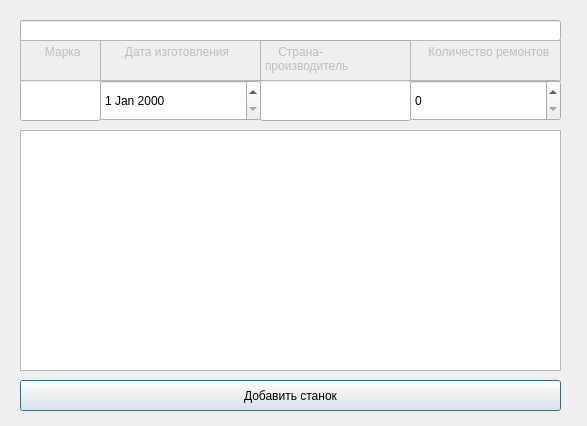
Before: the Qt Designer form Machine/settings.ui in Pinkyuu/Machine-building-plant, drawn with Qt 5.
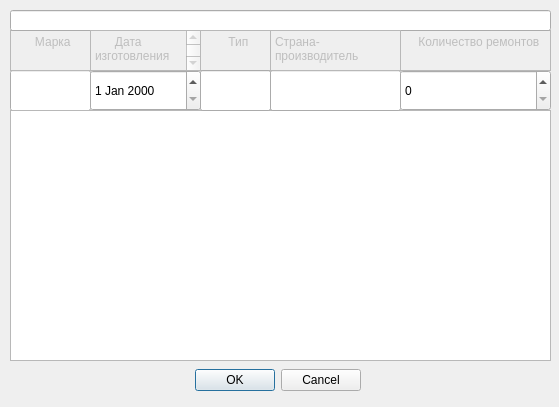
After: the same form once the commit is applied.

Commit message: New auth, functional setting, checkinfo, infouser, mainwindow,maindwindowadmin

Patch:
```diff
--- a/Machine/settings.ui
+++ b/Machine/settings.ui
@@ -6,87 +6,27 @@
    <rect>
     <x>0</x>
     <y>0</y>
-    <width>587</width>
-    <height>426</height>
+    <width>559</width>
+    <height>407</height>
    </rect>
   </property>
   <property name="windowTitle">
    <string>Dialog</string>
   </property>
-  <widget class="QLineEdit" name="lineEdit_2">
+  <widget class="QDialogButtonBox" name="buttonBox">
    <property name="geometry">
     <rect>
-     <x>260</x>
-     <y>80</y>
-     <width>151</width>
+     <x>190</x>
+     <y>360</y>
+     <width>171</width>
      <height>41</height>
     </rect>
    </property>
-  </widget>
-  <widget class="QPlainTextEdit" name="plainTextEdit_2">
-   <property name="enabled">
-    <bool>false</bool>
+   <property name="orientation">
+    <enum>Qt::Horizontal</enum>
    </property>
-   <property name="geometry">
-    <rect>
-     <x>260</x>
-     <y>40</y>
-     <width>151</width>
-     <height>41</height>
-    </rect>
-   </property>
-   <property name="plainText">
-    <string>    Страна-производитель</string>
-   </property>
-  </widget>
-  <widget class="QPushButton" name="pushButton">
-   <property name="geometry">
-    <rect>
-     <x>20</x>
-     <y>380</y>
-     <width>541</width>
-     <height>31</height>
-    </rect>
-   </property>
-   <property name="text">
-    <string>Добавить станок</string>
-   </property>
-  </widget>
-  <widget class="QLineEdit" name="lineEdit">
-   <property name="geometry">
-    <rect>
-     <x>20</x>
-     <y>20</y>
-     <width>541</width>
-     <height>21</height>
-    </rect>
-   </property>
-  </widget>
-  <widget class="QPlainTextEdit" name="plainTextEdit_3">
-   <property name="enabled">
-    <bool>false</bool>
-   </property>
-   <property name="geometry">
-    <rect>
-     <x>100</x>
-     <y>40</y>
-     <width>161</width>
-     <height>41</height>
-    </rect>
-   </property>
-   <property name="plainText">
-    <string>      Дата изготовления
-</string>
-   </property>
-  </widget>
-  <widget class="QLineEdit" name="lineEdit_3">
-   <property name="geometry">
-    <rect>
-     <x>20</x>
-     <y>80</y>
-     <width>81</width>
-     <height>41</height>
-    </rect>
+   <property name="standardButtons">
+    <set>QDialogButtonBox::Cancel|QDialogButtonBox::Ok</set>
    </property>
   </widget>
   <widget class="QPlainTextEdit" name="plainTextEdit">
@@ -95,8 +35,8 @@
    </property>
    <property name="geometry">
     <rect>
-     <x>410</x>
-     <y>40</y>
+     <x>400</x>
+     <y>30</y>
      <width>151</width>
      <height>41</height>
     </rect>
@@ -105,23 +45,23 @@
     <string>    Количество ремонтов</string>
    </property>
   </widget>
-  <widget class="QDateEdit" name="dateEdit">
+  <widget class="QLineEdit" name="markedit">
    <property name="geometry">
     <rect>
-     <x>100</x>
-     <y>80</y>
-     <width>161</width>
+     <x>10</x>
+     <y>70</y>
+     <width>81</width>
      <height>41</height>
     </rect>
    </property>
   </widget>
-  <widget class="QSpinBox" name="spinBox">
+  <widget class="QTableView" name="tableView">
    <property name="geometry">
     <rect>
-     <x>410</x>
-     <y>80</y>
-     <width>151</width>
-     <height>41</height>
+     <x>10</x>
+     <y>110</y>
+     <width>541</width>
+     <height>251</height>
     </rect>
    </property>
   </widget>
@@ -131,8 +71,8 @@
    </property>
    <property name="geometry">
     <rect>
-     <x>20</x>
-     <y>40</y>
+     <x>10</x>
+     <y>30</y>
      <width>81</width>
      <height>41</height>
     </rect>
@@ -141,13 +81,102 @@
     <string>      Марка</string>
    </property>
   </widget>
-  <widget class="QTableView" name="tableView">
+  <widget class="QLineEdit" name="countryedit">
    <property name="geometry">
     <rect>
-     <x>20</x>
-     <y>130</y>
+     <x>270</x>
+     <y>70</y>
+     <width>131</width>
+     <height>41</height>
+    </rect>
+   </property>
+  </widget>
+  <widget class="QLineEdit" name="nameedit">
+   <property name="geometry">
+    <rect>
+     <x>10</x>
+     <y>10</y>
      <width>541</width>
-     <height>241</height>
+     <height>21</height>
+    </rect>
+   </property>
+  </widget>
+  <widget class="QPlainTextEdit" name="plainTextEdit_3">
+   <property name="enabled">
+    <bool>false</bool>
+   </property>
+   <property name="geometry">
+    <rect>
+     <x>90</x>
+     <y>30</y>
+     <width>111</width>
+     <height>41</height>
+    </rect>
+   </property>
+   <property name="plainText">
+    <string>      Дата изготовления
+</string>
+   </property>
+  </widget>
+  <widget class="QSpinBox" name="countedit">
+   <property name="geometry">
+    <rect>
+     <x>400</x>
+     <y>70</y>
+     <width>151</width>
+     <height>41</height>
+    </rect>
+   </property>
+  </widget>
+  <widget class="QDateEdit" name="dateedit">
+   <property name="geometry">
+    <rect>
+     <x>90</x>
+     <y>70</y>
+     <width>111</width>
+     <height>41</height>
+    </rect>
+   </property>
+  </widget>
+  <widget class="QPlainTextEdit" name="plainTextEdit_2">
+   <property name="enabled">
+    <bool>false</bool>
+   </property>
+   <property name="geometry">
+    <rect>
+     <x>270</x>
+     <y>30</y>
+     <width>131</width>
+     <height>41</height>
+    </rect>
+   </property>
+   <property name="plainText">
+    <string>Страна-производитель</string>
+   </property>
+  </widget>
+  <widget class="QPlainTextEdit" name="plainTextEdit_5">
+   <property name="enabled">
+    <bool>false</bool>
+   </property>
+   <property name="geometry">
+    <rect>
+     <x>200</x>
+     <y>30</y>
+     <width>71</width>
+     <height>41</height>
+    </rect>
+   </property>
+   <property name="plainText">
+    <string>       Тип</string>
+   </property>
+  </widget>
+  <widget class="QLineEdit" name="typeedit">
+   <property name="geometry">
+    <rect>
+     <x>200</x>
+     <y>70</y>
+     <width>71</width>
+     <height>41</height>
     </rect>
    </property>
   </widget>
```
Left out of the diff: 35 changed lines with no effect on the pictures. The commit also changes 32 other files.
